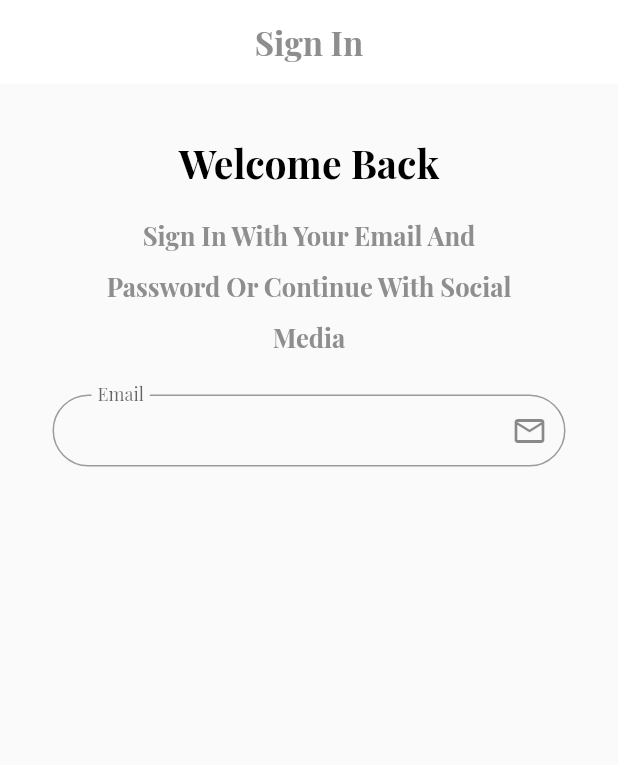
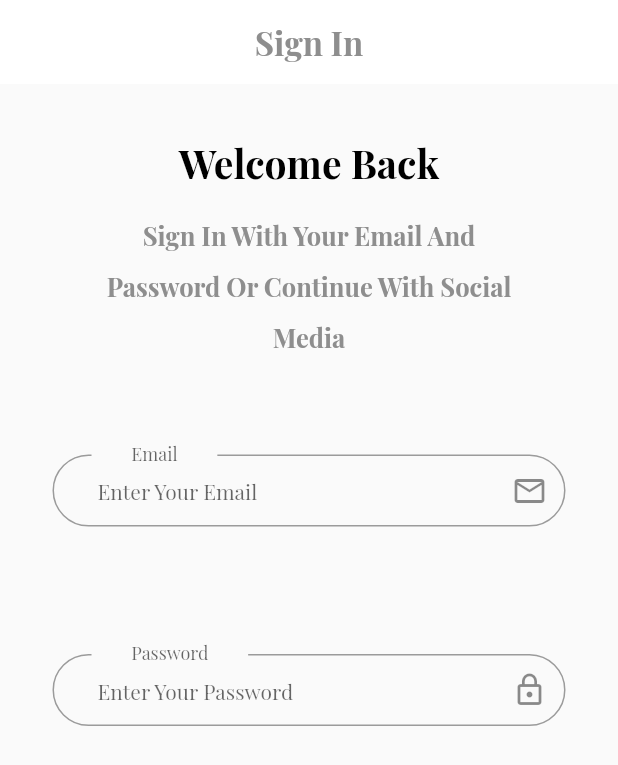
Before and after one commit to zaidoun92/ecommerce_app, a Flutter app: the Login screen opened by its route, on a phone screen of 412 x 824 dp. Shown: the top 765 px of the screen. Run offline on Flutter 3.47's test engine with Material 2 defaults, Android fonts, the phone set to English and light mode, and no system bars; our stand-ins replace get, shared_preferences; accounts and stored records are empty; project files that could hold a hidden picture were left out.

Commit message:
login page part 2

```diff
--- a/lib/view/screen/auth/login.dart
+++ b/lib/view/screen/auth/login.dart
@@ -1,6 +1,9 @@
 import 'dart:ui';
 
 import 'package:ecommerce_app/core/constant/color.dart';
+import 'package:ecommerce_app/view/widget/auth/customtextbodyauth.dart';
+import 'package:ecommerce_app/view/widget/auth/customtextformauth.dart';
+import 'package:ecommerce_app/view/widget/auth/customtexttitleauth.dart';
 import 'package:flutter/material.dart';
 
 class Login extends StatelessWidget {
@@ -23,34 +26,24 @@ class Login extends StatelessWidget {
       body: Container(
         padding: const EdgeInsets.symmetric(vertical: 15, horizontal: 35),
         child: ListView(
-          children: [
-            const SizedBox(height: 20),
-            Text(
-              "Welcome Back",
-              textAlign: TextAlign.center,
-              style: Theme.of(context).textTheme.headline2,
+          children: const [
+            SizedBox(height: 20),
+            CustomTextTitleAuth(text: "Welcome Back"),
+            SizedBox(height: 10),
+            CustomTextBodyAuth(
+                text:
+                    "Sign In With Your Email And Password Or Continue With Social Media"),
+            SizedBox(height: 65),
+            CustomTextFormAuth(
+              hintText: "Enter Your Email",
+              labelText: "Email",
+              iconData: Icons.email_outlined,
             ),
-            const SizedBox(height: 10),
-            Container(
-              margin: const EdgeInsets.symmetric(horizontal: 25),
-              child: Text(
-                "Sign In With Your Email And Password Or Continue With Social Media",
-                textAlign: TextAlign.center,
-                style: Theme.of(context).textTheme.bodyText1,
-              ),
-            ),
-            const SizedBox(height: 25),
-            TextFormField(
-              decoration: InputDecoration(
-                floatingLabelBehavior: FloatingLabelBehavior.always,
-                contentPadding:
-                    const EdgeInsets.symmetric(vertical: 5, horizontal: 30),
-                label: const Text("Email"),
-                suffixIcon: const Icon(Icons.email_outlined),
-                border: OutlineInputBorder(
-                  borderRadius: BorderRadius.circular(30),
-                ),
-              ),
+            SizedBox(height: 65),
+            CustomTextFormAuth(
+              hintText: "Enter Your Password",
+              labelText: "Password",
+              iconData: Icons.lock_outline,
             ),
           ],
         ),
--- /dev/null
+++ b/lib/view/widget/auth/customtextbodyauth.dart
@@ -0,0 +1,20 @@
+import 'package:flutter/material.dart';
+import 'package:flutter/src/widgets/container.dart';
+import 'package:flutter/src/widgets/framework.dart';
+
+class CustomTextBodyAuth extends StatelessWidget {
+  final String text;
+  const CustomTextBodyAuth({super.key, required this.text});
+
+  @override
+  Widget build(BuildContext context) {
+    return Container(
+      margin: const EdgeInsets.symmetric(horizontal: 25),
+      child: Text(
+        text,
+        textAlign: TextAlign.center,
+        style: Theme.of(context).textTheme.bodyText1,
+      ),
+    );
+  }
+}
--- /dev/null
+++ b/lib/view/widget/auth/customtextformauth.dart
@@ -0,0 +1,42 @@
+import 'package:flutter/material.dart';
+import 'package:flutter/src/widgets/container.dart';
+import 'package:flutter/src/widgets/framework.dart';
+
+class CustomTextFormAuth extends StatelessWidget {
+  final String hintText;
+  final String labelText;
+  final IconData iconData;
+  final TextEditingController? myController;
+
+  const CustomTextFormAuth({
+    super.key,
+    required this.hintText,
+    required this.labelText,
+    required this.iconData,
+    this.myController,
+  });
+
+  @override
+  Widget build(BuildContext context) {
+    return Container(
+      margin: const EdgeInsets.only(bottom: 20),
+      child: TextFormField(
+        controller: myController,
+        decoration: InputDecoration(
+          hintText: hintText,
+          hintStyle: const TextStyle(fontSize: 14),
+          floatingLabelBehavior: FloatingLabelBehavior.always,
+          contentPadding:
+              const EdgeInsets.symmetric(vertical: 5, horizontal: 30),
+          label: Container(
+              margin: const EdgeInsets.symmetric(horizontal: 30),
+              child: Text(labelText)),
+          suffixIcon: Icon(iconData),
+          border: OutlineInputBorder(
+            borderRadius: BorderRadius.circular(30),
+          ),
+        ),
+      ),
+    );
+  }
+}
--- /dev/null
+++ b/lib/view/widget/auth/customtexttitleauth.dart
@@ -0,0 +1,17 @@
+import 'package:flutter/material.dart';
+import 'package:flutter/src/widgets/container.dart';
+import 'package:flutter/src/widgets/framework.dart';
+
+class CustomTextTitleAuth extends StatelessWidget {
+  final String text;
+  const CustomTextTitleAuth({super.key, required this.text});
+
+  @override
+  Widget build(BuildContext context) {
+    return Text(
+      text,
+      textAlign: TextAlign.center,
+      style: Theme.of(context).textTheme.headline2,
+    );
+  }
+}
```
